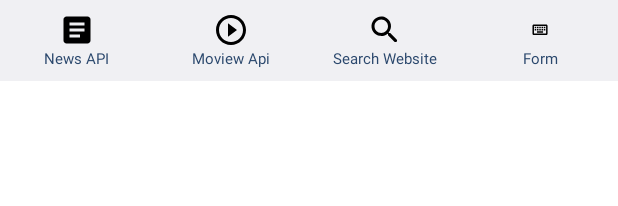
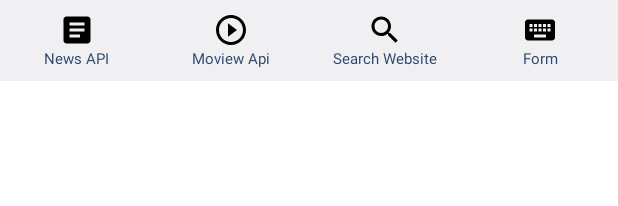
Before and after one commit to amirisback/keyboard, an Android app: the layout keyboard_ime.xml on its own in the app's theme, with its tools: preview values and no code run, on a phone screen of 412 x 824 dp. Shown: the top 206 px of the screen. Run offline under Robolectric (Android 15) with nearby library versions, the phone set to English and light mode, and no system bars.

Commit message:
add: webview simple

```diff
--- /dev/null
+++ b/app/src/main/java/com/frogobox/research/ui/keyboard/webview/MiniWebviewKeyboard.kt
@@ -0,0 +1,31 @@
+package com.frogobox.research.ui.keyboard.webview
+
+import android.content.Context
+import android.text.InputType
+import android.util.AttributeSet
+import android.view.inputmethod.BaseInputConnection
+import android.view.inputmethod.EditorInfo
+import android.view.inputmethod.InputConnection
+import android.webkit.WebView
+
+/**
+ * Created by Faisal Amir on 08/11/22
+ * -----------------------------------------
+ * E-mail   : faisalamircs@gmail.com
+ * Github   : github.com/amirisback
+ * -----------------------------------------
+ * Copyright (C) Frogobox ID / amirisback
+ * All rights reserved
+ */
+
+class MiniWebviewKeyboard @JvmOverloads constructor(
+    context: Context, attrs: AttributeSet? = null,
+) : WebView(context, attrs) {
+
+    override fun onCreateInputConnection(outAttrs: EditorInfo?): InputConnection {
+        val ic = BaseInputConnection(this, true)
+        outAttrs!!.inputType = InputType.TYPE_CLASS_NUMBER
+        return ic
+    }
+
+}
--- a/app/src/main/java/com/frogobox/research/ui/keyboard/webview/WebiewKeyboard.kt
+++ b/app/src/main/java/com/frogobox/research/ui/keyboard/webview/WebiewKeyboard.kt
@@ -23,6 +23,7 @@ class WebiewKeyboard(
     context: Context,
     attrs: AttributeSet?,
 ) : BaseKeyboard<KeyboardWebviewBinding>(context, attrs) {
+
     override fun setupViewBinding(): KeyboardWebviewBinding {
         return KeyboardWebviewBinding.inflate(LayoutInflater.from(context), this, true)
     }
@@ -33,11 +34,6 @@ class WebiewKeyboard(
 
     private fun initView() {
         binding?.apply {
-            if (Build.VERSION.SDK_INT >= Build.VERSION_CODES.O) {
-                webview.focusable = View.FOCUSABLE
-            }
-            webview.isFocusableInTouchMode = true
-            webview.requestFocus()
             webview.loadUrlExt("https://www.google.com")
         }
     }
--- /dev/null
+++ b/app/src/main/res/drawable/ic_keyboard.xml
@@ -0,0 +1,5 @@
+<vector android:height="24dp" android:tint="#000000"
+    android:viewportHeight="24" android:viewportWidth="24"
+    android:width="24dp" xmlns:android="http://schemas.android.com/apk/res/android">
+    <path android:fillColor="@android:color/white" android:pathData="M20,5L4,5c-1.1,0 -1.99,0.9 -1.99,2L2,17c0,1.1 0.9,2 2,2h16c1.1,0 2,-0.9 2,-2L22,7c0,-1.1 -0.9,-2 -2,-2zM11,8h2v2h-2L11,8zM11,11h2v2h-2v-2zM8,8h2v2L8,10L8,8zM8,11h2v2L8,13v-2zM7,13L5,13v-2h2v2zM7,10L5,10L5,8h2v2zM16,17L8,17v-2h8v2zM16,13h-2v-2h2v2zM16,10h-2L14,8h2v2zM19,13h-2v-2h2v2zM19,10h-2L17,8h2v2z"/>
+</vector>
--- a/app/src/main/res/drawable/ic_keyboard_search.xml
+++ b/app/src/main/res/drawable/ic_keyboard_search.xml
@@ -4,6 +4,6 @@
     android:viewportWidth="24"
     android:viewportHeight="24">
     <path
-        android:fillColor="#000000"
+        android:fillColor="#FFFFFF"
         android:pathData="M15.5 14h-0.79l-0.28-0.27c1.2-1.4 1.82-3.31 1.48-5.34-0.47-2.78-2.79-5-5.59-5.34-4.23-0.52-7.79 3.04-7.27 7.27 0.34 2.8 2.56 5.12 5.34 5.59 2.03 0.34 3.94-0.28 5.34-1.48L14 14.71v0.79l4.25 4.25c0.41 0.41 1.08 0.41 1.49 0 0.41-0.41 0.41-1.08 0-1.49L15.5 14zm-6 0C7.01 14 5 11.99 5 9.5S7.01 5 9.5 5 14 7.01 14 9.5 11.99 14 9.5 14z" />
 </vector>
--- /dev/null
+++ b/app/src/main/res/drawable/ic_search.xml
@@ -0,0 +1,5 @@
+<vector android:height="24dp" android:tint="#000000"
+    android:viewportHeight="24" android:viewportWidth="24"
+    android:width="24dp" xmlns:android="http://schemas.android.com/apk/res/android">
+    <path android:fillColor="@android:color/white" android:pathData="M15.5,14h-0.79l-0.28,-0.27C15.41,12.59 16,11.11 16,9.5 16,5.91 13.09,3 9.5,3S3,5.91 3,9.5 5.91,16 9.5,16c1.61,0 3.09,-0.59 4.23,-1.57l0.27,0.28v0.79l5,4.99L20.49,19l-4.99,-5zM9.5,14C7.01,14 5,11.99 5,9.5S7.01,5 9.5,5 14,7.01 14,9.5 11.99,14 9.5,14z"/>
+</vector>
--- a/app/src/main/res/layout/keyboard_ime.xml
+++ b/app/src/main/res/layout/keyboard_ime.xml
@@ -97,7 +97,7 @@
                 <ImageView
                     android:layout_width="wrap_content"
                     android:layout_height="wrap_content"
-                    android:src="@drawable/ic_keyboard_search" />
+                    android:src="@drawable/ic_search" />
 
                 <TextView
                     android:layout_width="wrap_content"
@@ -121,7 +121,7 @@
                 <ImageView
                     android:layout_width="wrap_content"
                     android:layout_height="wrap_content"
-                    android:src="@drawable/ic_launcher_monochrome" />
+                    android:src="@drawable/ic_keyboard" />
 
                 <TextView
                     android:layout_width="wrap_content"
--- a/app/src/main/res/layout/keyboard_webview.xml
+++ b/app/src/main/res/layout/keyboard_webview.xml
@@ -49,11 +49,13 @@
             android:layout_width="match_parent"
             android:layout_height="match_parent">
 
-            <WebView
+            <com.frogobox.research.ui.keyboard.webview.MiniWebviewKeyboard
                 android:id="@+id/webview"
                 android:layout_width="match_parent"
                 android:layout_height="wrap_content"
                 android:focusable="true"
+                android:focusableInTouchMode="true"
+                android:longClickable="false"
                 app:layout_constraintBottom_toBottomOf="parent"
                 app:layout_constraintEnd_toEndOf="parent"
                 app:layout_constraintStart_toStartOf="parent"
```
Also changed, not shown: app/src/main/java/com/frogobox/research/services/KeyboardIME.kt (+8 -3 lines).
